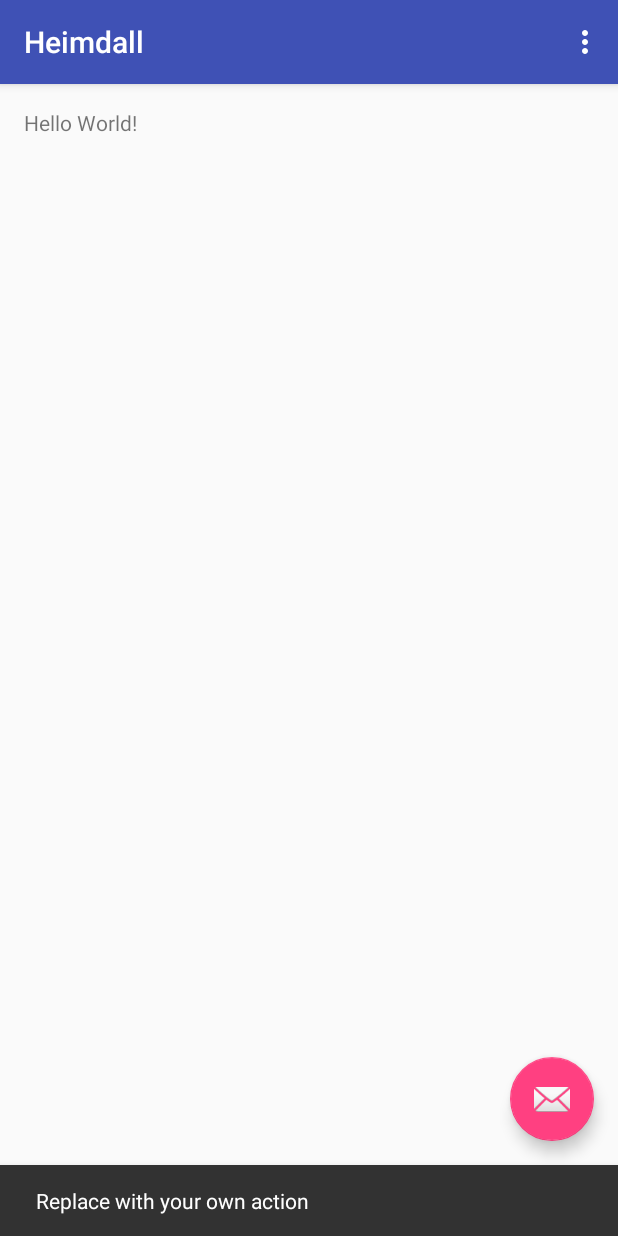
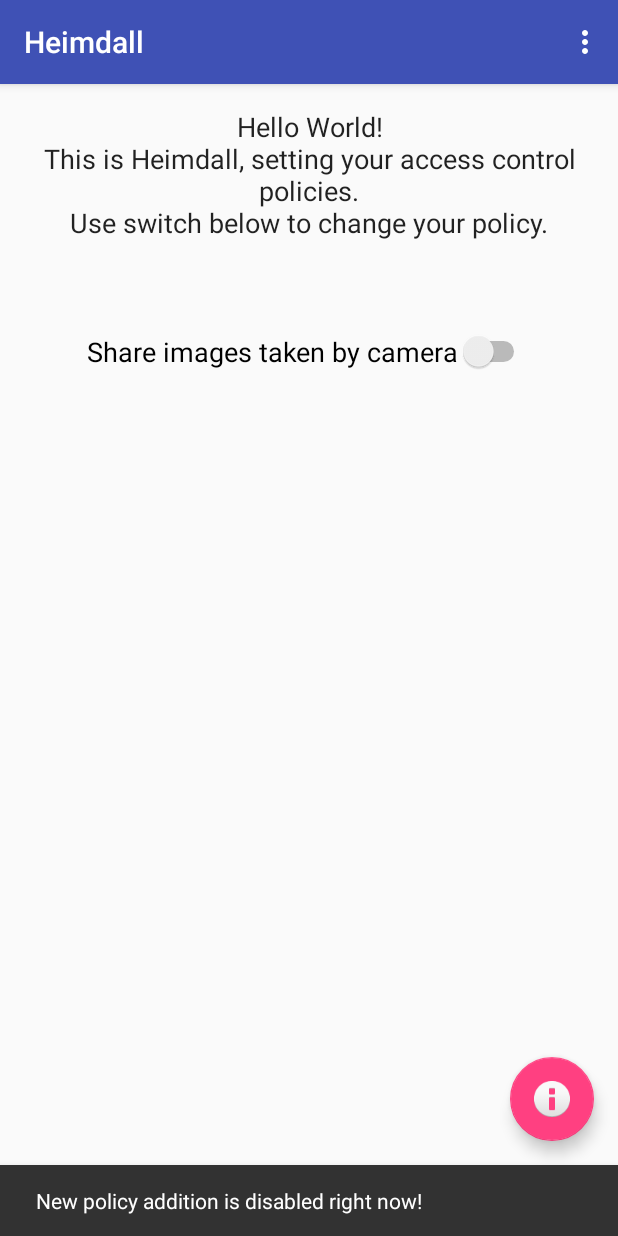
Before and after one commit to prajitdas/HeimdallMobi, an Android app: the screen it shows after launch (MainActivity), after a tap on an icon or button, on a phone screen of 412 x 824 dp. Run offline under Robolectric (Android 15) with nearby library versions, the phone set to English and light mode, and no system bars.

Commit message:
added logic in Heimdall

```diff
--- a/app/src/main/java/edu/umbc/cs/ebiquity/heimdall/MainActivity.java
+++ b/app/src/main/java/edu/umbc/cs/ebiquity/heimdall/MainActivity.java
@@ -5,24 +5,48 @@ import android.support.design.widget.FloatingActionButton;
 import android.support.design.widget.Snackbar;
 import android.support.v7.app.AppCompatActivity;
 import android.support.v7.widget.Toolbar;
+import android.util.Log;
 import android.view.View;
 import android.view.Menu;
 import android.view.MenuItem;
+import android.widget.CompoundButton;
+import android.widget.Switch;
+import android.widget.ToggleButton;
 
 public class MainActivity extends AppCompatActivity {
+    private Switch policy1Switch;
 
     @Override
     protected void onCreate(Bundle savedInstanceState) {
         super.onCreate(savedInstanceState);
         setContentView(R.layout.activity_main);
+
         Toolbar toolbar = (Toolbar) findViewById(R.id.toolbar);
         setSupportActionBar(toolbar);
+
+        policy1Switch = (Switch) findViewById(R.id.policy1Switch);
+        policy1Switch.setOnCheckedChangeListener(new CompoundButton.OnCheckedChangeListener() {
+            @Override
+            public void onCheckedChanged(CompoundButton buttonView, boolean isChecked) {
+                if(isChecked) {
+                    String policy1;
+                    System.setProperty("POLICY1", "true");
+                    policy1 = System.getProperty("POLICY1");
+                    Log.i("PKDLog", "POLICY1: " + policy1);
+                } else {
+                    String policy1;
+                    System.setProperty("POLICY1", "false");
+                    policy1 = System.getProperty("POLICY1");
+                    Log.i("PKDLog", "POLICY1: " + policy1);
+                }
+            }
+        });
 
         FloatingActionButton fab = (FloatingActionButton) findViewById(R.id.fab);
         fab.setOnClickListener(new View.OnClickListener() {
             @Override
             public void onClick(View view) {
-                Snackbar.make(view, "Replace with your own action", Snackbar.LENGTH_LONG)
+                Snackbar.make(view, "New policy addition is disabled right now!", Snackbar.LENGTH_LONG)
                         .setAction("Action", null).show();
             }
         });
--- a/app/src/main/res/layout/activity_main.xml
+++ b/app/src/main/res/layout/activity_main.xml
@@ -20,6 +20,6 @@
     <android.support.design.widget.FloatingActionButton android:id="@+id/fab"
         android:layout_width="wrap_content" android:layout_height="wrap_content"
         android:layout_gravity="bottom|end" android:layout_margin="@dimen/fab_margin"
-        android:src="@android:drawable/ic_dialog_email" />
+        android:src="@android:drawable/ic_dialog_info" />
 
 </android.support.design.widget.CoordinatorLayout>
--- a/app/src/main/res/layout/content_main.xml
+++ b/app/src/main/res/layout/content_main.xml
@@ -9,6 +9,22 @@
     app:layout_behavior="@string/appbar_scrolling_view_behavior"
     tools:showIn="@layout/activity_main" tools:context=".MainActivity">
 
-    <TextView android:text="Hello World!" android:layout_width="wrap_content"
-        android:layout_height="wrap_content" />
+    <TextView
+        android:text="Hello World!\nThis is Heimdall, setting your access control policies.\nUse switch below to change your policy."
+        android:layout_width="wrap_content"
+        android:layout_height="wrap_content"
+        android:textAppearance="@android:style/TextAppearance.Medium"
+        android:textAlignment="center"
+        android:id="@+id/textView" />
+
+    <Switch
+        android:layout_width="wrap_content"
+        android:layout_height="wrap_content"
+        android:text="Share images taken by camera"
+        android:textAppearance="@android:style/TextAppearance.Medium"
+        android:textAlignment="center"
+        android:id="@+id/policy1Switch"
+        android:layout_marginTop="60dp"
+        android:layout_below="@+id/textView"
+        android:layout_centerHorizontal="true" />
 </RelativeLayout>
```
